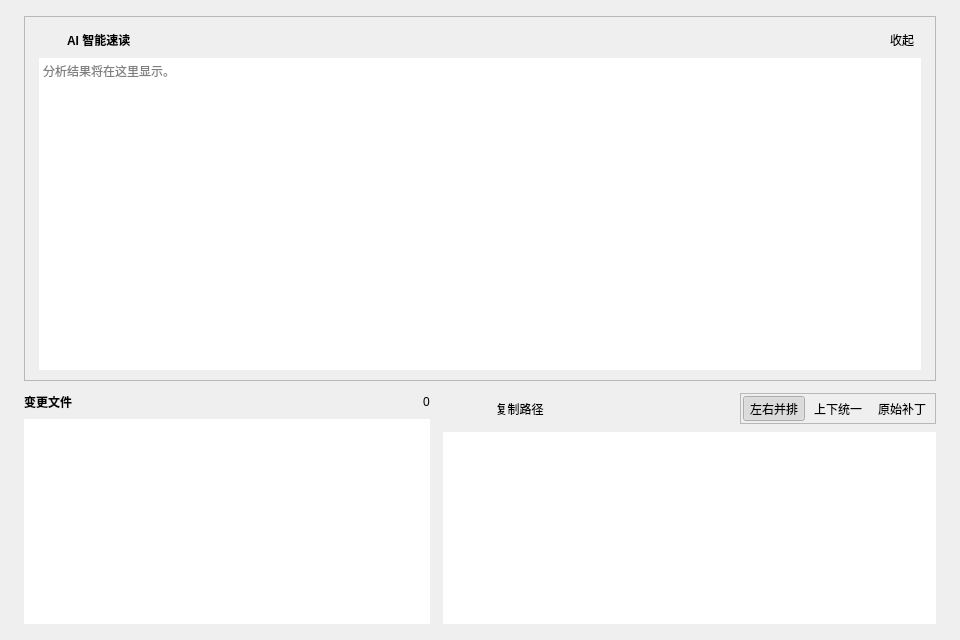
Qt form windows/mainwindow_child/homepage/pages/homepage_page_diff.ui (Zao-chen/ZcVersionBox) before a commit.
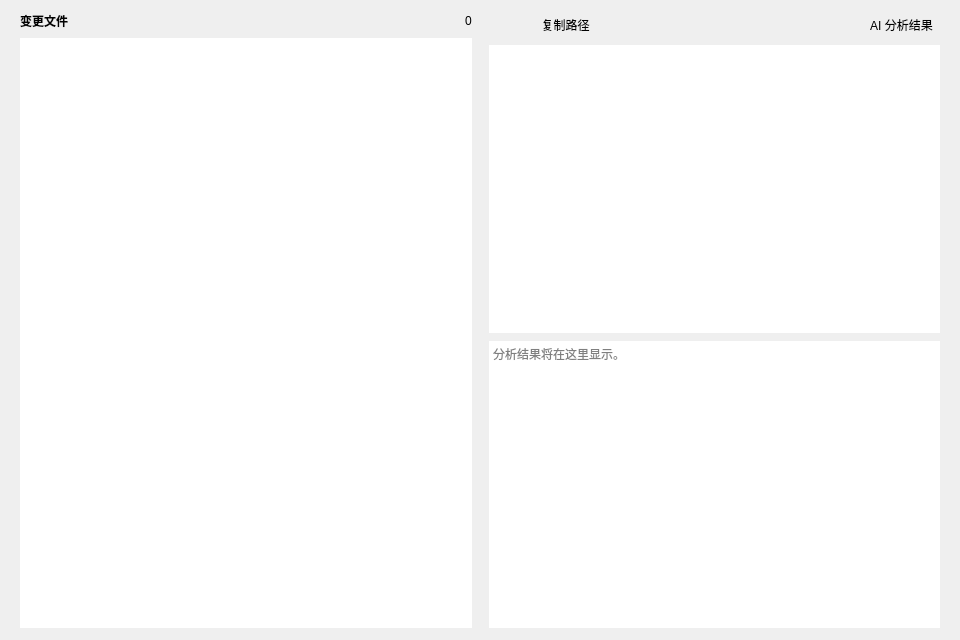
The same form after that commit.

Commit message: fix(diff): 移除多余的 AI 大卡片与模式切换按钮，彻底修复左右结构对比渲染与文字可见性

What changed in the file:
```diff
--- a/windows/mainwindow_child/homepage/pages/homepage_page_diff.ui
+++ b/windows/mainwindow_child/homepage/pages/homepage_page_diff.ui
@@ -12,146 +12,20 @@
   </property>
   <layout class="QVBoxLayout" name="pageLayout">
    <property name="spacing">
-    <number>12</number>
+    <number>0</number>
    </property>
    <property name="leftMargin">
-    <number>24</number>
+    <number>20</number>
    </property>
    <property name="topMargin">
-    <number>16</number>
+    <number>12</number>
    </property>
    <property name="rightMargin">
-    <number>24</number>
+    <number>20</number>
    </property>
    <property name="bottomMargin">
-    <number>16</number>
+    <number>12</number>
    </property>
-   <item>
-    <widget class="QFrame" name="aiCard">
-     <property name="frameShape">
-      <enum>QFrame::StyledPanel</enum>
-     </property>
-     <property name="frameShadow">
-      <enum>QFrame::Plain</enum>
-     </property>
-     <layout class="QVBoxLayout" name="aiCardLayout">
-      <property name="leftMargin">
-       <number>14</number>
-      </property>
-      <property name="topMargin">
-       <number>10</number>
-      </property>
-      <property name="rightMargin">
-       <number>14</number>
-      </property>
-      <property name="bottomMargin">
-       <number>10</number>
-      </property>
-      <property name="spacing">
-       <number>6</number>
-      </property>
-      <item>
-       <layout class="QHBoxLayout" name="aiHeaderLayout">
-        <property name="spacing">
-         <number>8</number>
-        </property>
-        <item>
-         <widget class="QLabel" name="aiIcon">
-          <property name="minimumSize">
-           <size>
-            <width>20</width>
-            <height>20</height>
-           </size>
-          </property>
-          <property name="maximumSize">
-           <size>
-            <width>20</width>
-            <height>20</height>
-           </size>
-          </property>
-          <property name="alignment">
-           <set>Qt::AlignCenter</set>
-          </property>
-         </widget>
-        </item>
-        <item>
-         <widget class="QLabel" name="aiTitle">
-          <property name="font">
-           <font>
-            <bold>true</bold>
-           </font>
-          </property>
-          <property name="text">
-           <string>AI 智能速读</string>
-          </property>
-         </widget>
-        </item>
-        <item>
-         <widget class="QLabel" name="aiStatus">
-          <property name="text">
-           <string/>
-          </property>
-         </widget>
-        </item>
-        <item>
-         <spacer name="aiTitleSpacer">
-          <property name="orientation">
-           <enum>Qt::Horizontal</enum>
-          </property>
-          <property name="sizeHint" stdset="0">
-           <size>
-            <width>0</width>
-            <height>0</height>
-           </size>
-          </property>
-         </spacer>
-        </item>
-        <item>
-         <widget class="QToolButton" name="expandAnalysisButton">
-          <property name="text">
-           <string>收起</string>
-          </property>
-          <property name="autoRaise">
-           <bool>true</bool>
-          </property>
-         </widget>
-        </item>
-       </layout>
-      </item>
-      <item>
-       <widget class="QWidget" name="analysisContent">
-        <layout class="QVBoxLayout" name="analysisLayout">
-         <property name="leftMargin">
-          <number>0</number>
-         </property>
-         <property name="topMargin">
-          <number>0</number>
-         </property>
-         <property name="rightMargin">
-          <number>0</number>
-         </property>
-         <property name="bottomMargin">
-          <number>0</number>
-         </property>
-         <item>
-          <widget class="QPlainTextEdit" name="analysis">
-           <property name="readOnly">
-            <bool>true</bool>
-           </property>
-           <property name="frameShape">
-            <enum>QFrame::NoFrame</enum>
-           </property>
-           <property name="placeholderText">
-            <string>分析结果将在这里显示。</string>
-           </property>
-          </widget>
-         </item>
-        </layout>
-       </widget>
-      </item>
-     </layout>
-    </widget>
-   </item>
    <item>
     <widget class="QSplitter" name="splitter">
      <property name="orientation">
@@ -175,7 +49,7 @@
         <number>0</number>
        </property>
        <property name="rightMargin">
-        <number>6</number>
+        <number>8</number>
        </property>
        <property name="bottomMargin">
         <number>0</number>
@@ -243,7 +117,7 @@
       </property>
       <layout class="QVBoxLayout" name="editorLayout">
        <property name="leftMargin">
-        <number>6</number>
+        <number>8</number>
        </property>
        <property name="topMargin">
         <number>0</number>
@@ -331,69 +205,20 @@
            </spacer>
           </item>
           <item>
-           <widget class="QFrame" name="viewModeGroup">
-            <property name="frameShape">
-             <enum>QFrame::StyledPanel</enum>
+           <widget class="QLabel" name="analysisStatus">
+            <property name="text">
+             <string/>
             </property>
-            <layout class="QHBoxLayout" name="viewModeLayout">
-             <property name="leftMargin">
-              <number>2</number>
-             </property>
-             <property name="topMargin">
-              <number>2</number>
-             </property>
-             <property name="rightMargin">
-              <number>2</number>
-             </property>
-             <property name="bottomMargin">
-              <number>2</number>
-             </property>
-             <property name="spacing">
-              <number>2</number>
-             </property>
-             <item>
-              <widget class="QToolButton" name="btnSideBySide">
-               <property name="text">
-                <string>左右并排</string>
-               </property>
-               <property name="checkable">
-                <bool>true</bool>
-               </property>
-               <property name="checked">
-                <bool>true</bool>
-               </property>
-               <property name="autoRaise">
-                <bool>true</bool>
-               </property>
-              </widget>
-             </item>
-             <item>
-              <widget class="QToolButton" name="btnUnified">
-               <property name="text">
-                <string>上下统一</string>
-               </property>
-               <property name="checkable">
-                <bool>true</bool>
-               </property>
-               <property name="autoRaise">
-                <bool>true</bool>
-               </property>
-              </widget>
-             </item>
-             <item>
-              <widget class="QToolButton" name="btnRaw">
-               <property name="text">
-                <string>原始补丁</string>
-               </property>
-               <property name="checkable">
-                <bool>true</bool>
-               </property>
-               <property name="autoRaise">
-                <bool>true</bool>
-               </property>
-              </widget>
-             </item>
-            </layout>
+           </widget>
+          </item>
+          <item>
+           <widget class="QToolButton" name="expandAnalysisButton">
+            <property name="text">
+             <string>AI 分析结果</string>
+            </property>
+            <property name="autoRaise">
+             <bool>true</bool>
+            </property>
            </widget>
           </item>
          </layout>
@@ -532,6 +357,37 @@
          </widget>
         </widget>
        </item>
+       <item>
+        <widget class="QWidget" name="analysisContent">
+         <layout class="QVBoxLayout" name="analysisLayout">
+          <property name="leftMargin">
+           <number>0</number>
+          </property>
+          <property name="topMargin">
+           <number>0</number>
+          </property>
+          <property name="rightMargin">
+           <number>0</number>
+          </property>
+          <property name="bottomMargin">
+           <number>0</number>
+          </property>
+          <item>
+           <widget class="QPlainTextEdit" name="analysis">
+            <property name="readOnly">
+             <bool>true</bool>
+            </property>
+            <property name="frameShape">
+             <enum>QFrame::NoFrame</enum>
+            </property>
+            <property name="placeholderText">
+             <string>分析结果将在这里显示。</string>
+            </property>
+           </widget>
+          </item>
+         </layout>
+        </widget>
+       </item>
       </layout>
      </widget>
     </widget>
```
Left out of the diff: 2 changed lines with no effect on the pictures. The commit also changes 4 other files.
